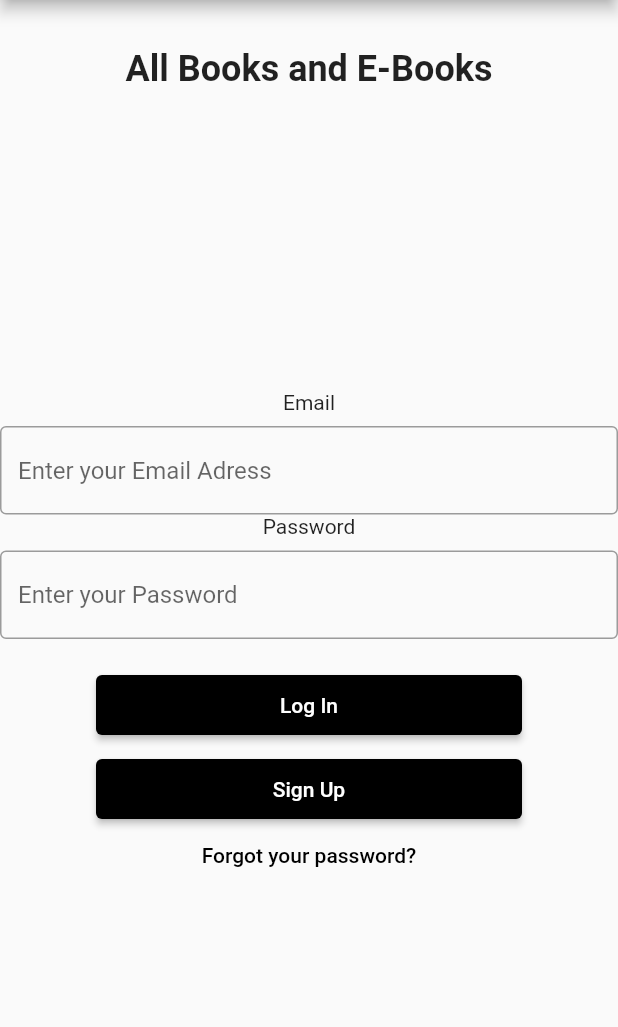
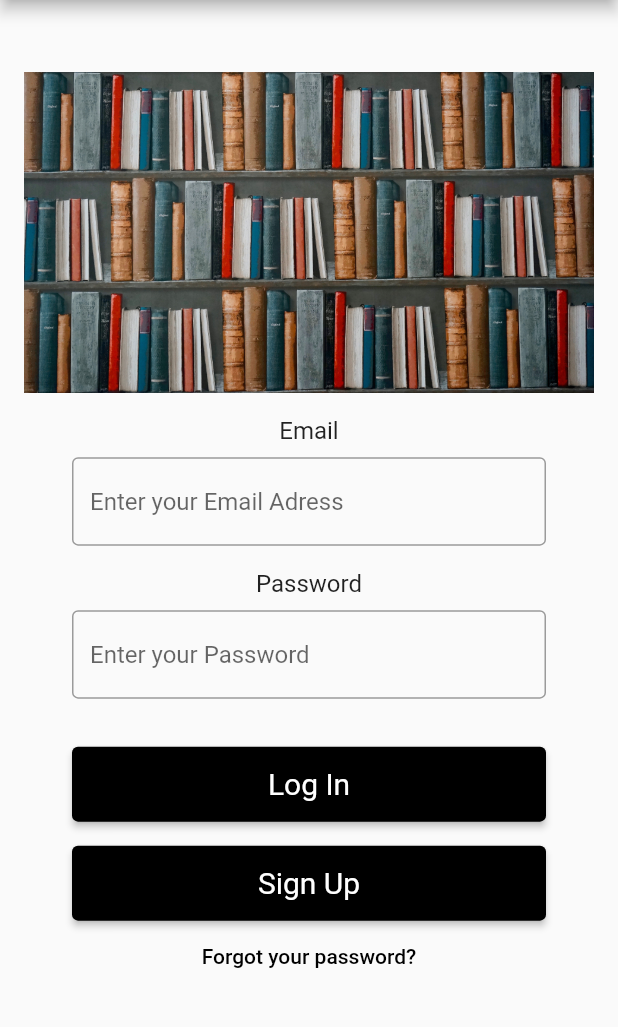
Before and after one commit to FernandoMorejon-Ksquare/Flutter_Project-Team3, a Flutter app: the screen it shows after launch, on a phone screen of 412 x 824 dp, the part 84-1111 px from its top. Run offline on Flutter 3.47's test engine with Material 2 defaults, Android fonts, the phone set to English and light mode, and no system bars.

Commit message:
update4.1 fix

```diff
--- a/lib/core/common/styles/theme.dart
+++ b/lib/core/common/styles/theme.dart
@@ -1,3 +1,5 @@
+import 'dart:ui';
+
 import 'package:flutter/material.dart';
 
 class CustomTheme {
@@ -10,6 +12,8 @@ class CustomTheme {
                 const Color.fromARGB(255, 0, 0, 0)))),
     elevatedButtonTheme: ElevatedButtonThemeData(
       style: ButtonStyle(
+        textStyle:
+            const MaterialStatePropertyAll<TextStyle>(TextStyle(fontSize: 20)),
         backgroundColor: MaterialStateProperty.all<Color>(
           const Color.fromARGB(255, 0, 0, 0),
         ),
--- a/lib/features/auth/screens/login_screen.dart
+++ b/lib/features/auth/screens/login_screen.dart
@@ -18,51 +18,78 @@ class _LoginScreenState extends State<LoginScreen> {
       body: SafeArea(
         child: SingleChildScrollView(
           child: Container(
+            margin: const EdgeInsets.only(right: 16, left: 16),
             child: Column(children: [
               const SizedBox(
                 height: 32,
               ),
+
+              const SizedBox(
+                height: 16,
+              ),
+
+              Image.asset("assets/Portrait.jpg", fit: BoxFit.fitWidth),
+              const SizedBox(
+                height: 16,
+              ),
+
               const Text(
-                "All Books and E-Books",
-                style: TextStyle(fontSize: 24, fontWeight: FontWeight.bold),
+                "Email",
+                style: TextStyle(fontSize: 16),
               ),
               const SizedBox(
-                height: 200,
-              ),
-              Container(),
-              // Image.asset(
-              //     "Flutter_Project-Team3/lib/core/common/assets/Portrait.jpg",
-              //     fit: BoxFit.fitWidth),
-              const Text("Email"),
-              SizedBox(
                 height: 8,
               ),
-              TextFormField(
+              Container(
+                margin: EdgeInsets.only(right: 32, left: 32),
+                child: TextFormField(
                   decoration: const InputDecoration(
                       border: OutlineInputBorder(),
                       hintText: 'Enter your Email Adress'),
                   keyboardType: TextInputType.emailAddress,
                 ),
-              const Text("Password"),
-              SizedBox(
+              ),
+              const SizedBox(
+                height: 16,
+              ),
+              const Text(
+                "Password",
+                style: TextStyle(fontSize: 16),
+              ),
+              const SizedBox(
                 height: 8,
               ),
-              TextFormField(
+              Container(
+                margin: EdgeInsets.only(right: 32, left: 32),
+                child: TextFormField(
                   decoration: const InputDecoration(
                       border: OutlineInputBorder(),
                       hintText: 'Enter your Password'),
                   obscureText: true,
                 ),
+              ),
               Container(
-                  height: 40,
+                  height: 50,
                   width: double.infinity,
-                  margin: const EdgeInsets.only(left: 64, right: 64, top: 24),
+                  margin: const EdgeInsets.only(left: 32, right: 32, top: 32),
                   child: ElevatedButton(
-                      onPressed: () {}, child: const Text("Log In"))),
+                      onPressed: () {},
+                      child: const Text(
+                        "Log In",
+                      ))),
+              // Container(
+              //     height: 50,
+              //     width: double.infinity,
+              //     margin: const EdgeInsets.only(left: 32, right: 32, top: 32),
+              //     child: ElevatedButton.icon(
+              //       onPressed: () {},
+              //       icon: Image.asset(""),
+              //       label: const Text("Log in with Facebook"),
+              //     )),
               Container(
-                  height: 40,
+                  height: 50,
                   width: double.infinity,
-                  margin: const EdgeInsets.only(left: 64, right: 64, top: 16),
+                  margin: const EdgeInsets.only(left: 32, right: 32, top: 16),
                   child: ElevatedButton(
                       onPressed: () {}, child: const Text("Sign Up"))),
               TextButton(
--- a/pubspec.yaml
+++ b/pubspec.yaml
@@ -20,7 +20,6 @@ dev_dependencies:
     sdk: flutter
 
 flutter:
+  assets:
+    - assets/
   uses-material-design: true
-
-  assets:
-    - lib/core/common/assets/
```
Also changed, not shown: lib/features/auth/screens/register_screen.dart (+13 -5 lines), lib/features/auth/screens/signup_screen.dart (deleted, +0 -21 lines), assets/Portrait.jpg (renamed from lib/core/common/assets/Portrait.jpg). Lines whose indentation alone changed are shown as unchanged.
